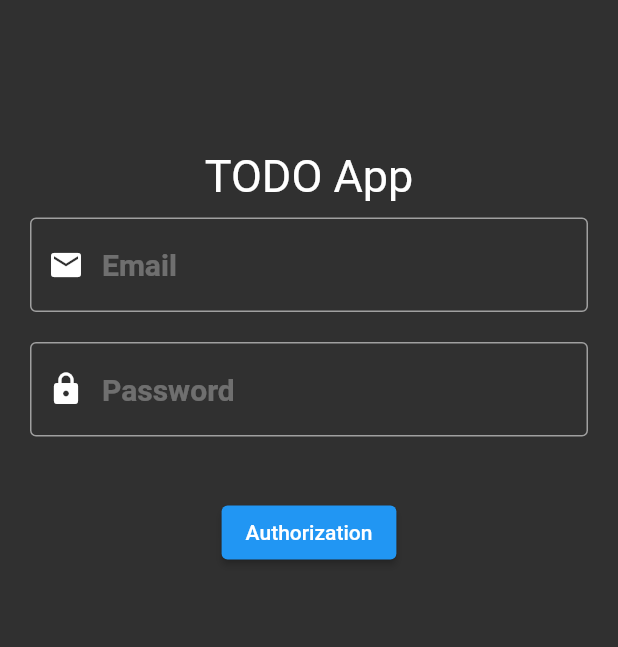
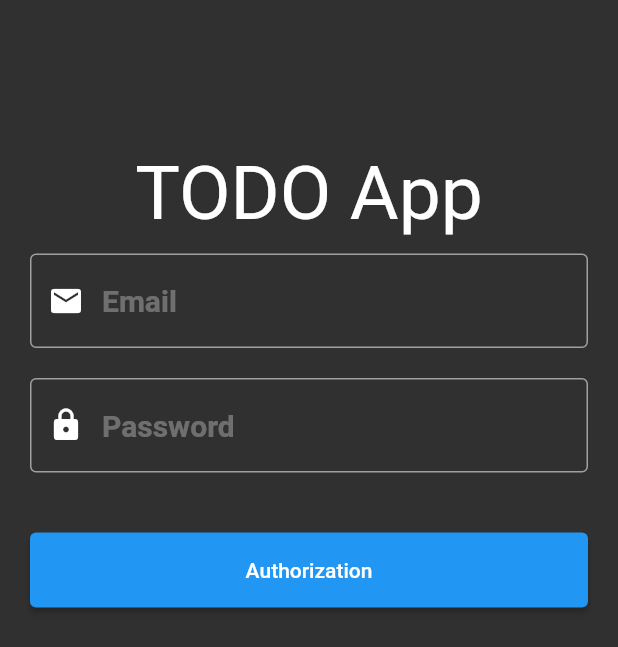
Before and after one commit to DoomHopes/todo_list_app, a Flutter app: the screen it shows after launch, on a phone screen of 412 x 824 dp. Shown: the top 647 px of the screen. Run offline on Flutter 3.47's test engine with Material 2 defaults, Android fonts, the phone set to English and light mode, and no system bars.

Commit message:
some changed

```diff
--- a/lib/pages/authentication_page.dart
+++ b/lib/pages/authentication_page.dart
@@ -19,7 +19,7 @@ class _AuthorizationPageState extends State<AuthorizationPage> {
           child: Align(
             child: Text(
               'TODO App',
-              style: TextStyle(fontSize: 30),
+              style: TextStyle(fontSize: 50),
             ),
           ),
         ),
@@ -78,9 +78,13 @@ class _AuthorizationPageState extends State<AuthorizationPage> {
             ),
             Padding(
               padding: EdgeInsets.only(left: 20, right: 20),
-              child: ElevatedButton(
-                child: Text(label),
-                onPressed: function,
+              child: Container(
+                height: 50,
+                width: MediaQuery.of(context).size.width,
+                child: ElevatedButton(
+                  child: Text(label),
+                  onPressed: function,
+                ),
               ),
             ),
           ],
```
